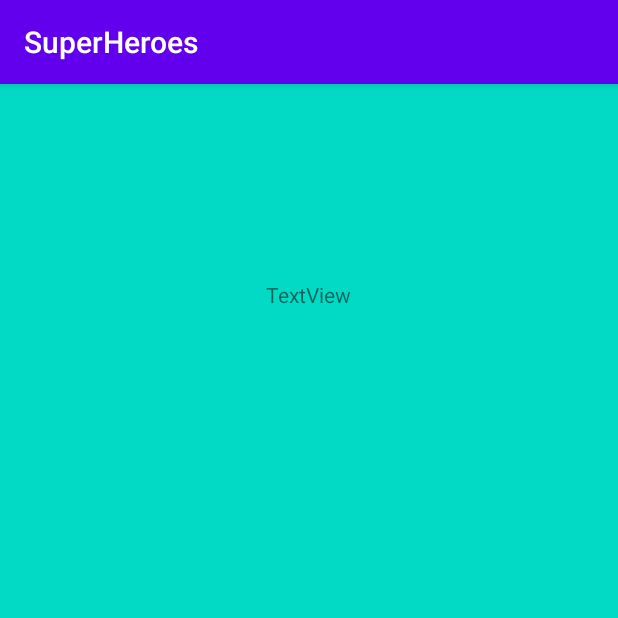
After one commit to AlejandroPerezGarcia/PruebaKotlin, an Android app: the fragment HeroeDetailFragment placed in its activity, on a phone screen of 412 x 824 dp, the top half of it. The commit adds this screen. Run offline under Robolectric (Android 15) with nearby library versions, the phone set to English and light mode, and no system bars; our stand-ins replace Picasso, Room's generated code; pictures from the network do not load.

Commit message:
Funcionado fragment

```diff
--- a/app/src/main/java/cl/desafiolatam/superheroes/view/AdapterHeroe.kt
+++ b/app/src/main/java/cl/desafiolatam/superheroes/view/AdapterHeroe.kt
@@ -1,8 +1,10 @@
 package cl.desafiolatam.superheroes.view
 
+import android.util.Log
 import android.view.LayoutInflater
 import android.view.View
 import android.view.ViewGroup
+import androidx.lifecycle.MutableLiveData
 import androidx.recyclerview.widget.RecyclerView
 import cl.desafiolatam.superheroes.R
 import cl.desafiolatam.superheroes.model.api.HeroeListMini
@@ -21,11 +23,21 @@ class AdapterHeroe (private var heroeDataset : MutableList<HeroeListMini>) :Recy
         return heroeDataset.size
     }
 
+    val heroeSelected = MutableLiveData<HeroeListMini>()
+
     override fun onBindViewHolder(holder: HeroeViewHolder, position: Int) {
         holder.textname.text = heroeDataset.get(position).name
         holder.textid.text = heroeDataset.get(position).id.toString()
         Picasso.get().load(heroeDataset.get(position).images_sm).into(holder.textView)
+
+        //funcion del click
+        holder.itemView.setOnClickListener{
+            Log.d("viewholder", "${heroeDataset.get(position)}")
+            heroeSelected.value = heroeDataset.get(position)
+        }
     }
+
+
 
     class HeroeViewHolder (itemView: View) : RecyclerView.ViewHolder(itemView){
 
--- /dev/null
+++ b/app/src/main/java/cl/desafiolatam/superheroes/view/HeroeDetailFragment.kt
@@ -0,0 +1,46 @@
+package cl.desafiolatam.superheroes.view
+
+import android.os.Bundle
+import androidx.fragment.app.Fragment
+import android.view.LayoutInflater
+import android.view.View
+import android.view.ViewGroup
+import cl.desafiolatam.superheroes.R
+
+
+private const val ARG_PARAM1 = "param1"
+private const val ARG_PARAM2 = "param2"
+
+
+class HeroeDetailFragment : Fragment() {
+    // TODO: Rename and change types of parameters
+    private var param1: String? = null
+    private var param2: String? = null
+
+    override fun onCreate(savedInstanceState: Bundle?) {
+        super.onCreate(savedInstanceState)
+        arguments?.let {
+            param1 = it.getString(ARG_PARAM1)
+            param2 = it.getString(ARG_PARAM2)
+        }
+    }
+
+    override fun onCreateView(
+        inflater: LayoutInflater, container: ViewGroup?,
+        savedInstanceState: Bundle?
+    ): View? {
+        // Inflate the layout for this fragment
+        return inflater.inflate(R.layout.fragment_heroe_detail, container, false)
+    }
+
+    companion object {
+
+        fun newInstance(param1: String, param2: String) =
+            HeroeDetailFragment().apply {
+                arguments = Bundle().apply {
+                    putString(ARG_PARAM1, param1)
+                    putString(ARG_PARAM2, param2)
+                }
+            }
+    }
+}
--- /dev/null
+++ b/app/src/main/java/cl/desafiolatam/superheroes/view/HeroeListFragment.kt
@@ -0,0 +1,75 @@
+package cl.desafiolatam.superheroes.view
+
+import android.os.Bundle
+import android.util.Log
+import android.view.LayoutInflater
+import android.view.View
+import android.view.ViewGroup
+import androidx.fragment.app.Fragment
+import androidx.fragment.app.activityViewModels
+import androidx.lifecycle.Observer
+import cl.desafiolatam.superheroes.R
+import cl.desafiolatam.superheroes.model.api.HeroeListMini
+import cl.desafiolatam.superheroes.viewmodel.HeroeViewModel
+import kotlinx.android.synthetic.main.fragment_heroe_list.*
+
+
+private const val ARG_PARAM1 = "param1"
+private const val ARG_PARAM2 = "param2"
+
+
+class HeroeListFragment : Fragment() {
+
+    private var param1: String? = null
+    private var param2: String? = null
+
+    private var heroList = ArrayList<HeroeListMini>()
+    private lateinit var adapter: AdapterHeroe
+    private lateinit var heroeViewModel : HeroeViewModel
+
+    override fun onCreate(savedInstanceState: Bundle?) {
+        super.onCreate(savedInstanceState)
+        arguments?.let {
+            param1 = it.getString(ARG_PARAM1)
+            param2 = it.getString(ARG_PARAM2)
+        }
+    }
+
+    override fun onCreateView(
+        inflater: LayoutInflater, container: ViewGroup?,
+        savedInstanceState: Bundle?
+    ): View? {
+        return inflater.inflate(R.layout.fragment_heroe_list, container, false)
+    }
+
+    companion object {
+
+       @JvmStatic fun newInstance(param1: String, param2: String) =
+            HeroeListFragment().apply {
+                arguments = Bundle().apply {
+                    putString(ARG_PARAM1, param1)
+                    putString(ARG_PARAM2, param2)
+                }
+            }
+    }
+
+    override fun onViewCreated(view: View, savedInstanceState: Bundle?) {
+        super.onViewCreated(view, savedInstanceState)
+        adapter = AdapterHeroe(heroList)
+        heroeRecycler.adapter = adapter
+        val heroeViewModel : HeroeViewModel by activityViewModels()
+
+        heroeViewModel.listHero.observe(viewLifecycleOwner, Observer {
+            adapter.updateItems(it)
+        })
+        adapter.heroeSelected.observe(viewLifecycleOwner, Observer {
+            Log.d("lifeCycleaOwner", "heroe selecionado $it")
+            requireActivity().supportFragmentManager.beginTransaction()
+                .replace(R.id.container_fragments,HeroeDetailFragment.newInstance("",""), "detail")
+                .addToBackStack("detail")
+                .commit()
+
+
+        })  }
+
+}
--- a/app/src/main/res/layout/activity_main.xml
+++ b/app/src/main/res/layout/activity_main.xml
@@ -7,19 +7,16 @@
     android:background="@color/colorAccent"
     tools:context=".view.MainActivity">
 
-    <androidx.recyclerview.widget.RecyclerView
-        android:id="@+id/heroeRecycler"
-        android:layout_width="0dp"
-        android:layout_height="0dp"
-        android:layout_marginStart="1dp"
-        android:layout_marginTop="1dp"
-        android:layout_marginEnd="1dp"
-        android:layout_marginBottom="1dp"
-        app:layoutManager="androidx.recyclerview.widget.GridLayoutManager"
-        app:layout_constraintBottom_toBottomOf="parent"
-        app:layout_constraintEnd_toEndOf="parent"
-        app:layout_constraintHorizontal_bias="0.0"
-        app:layout_constraintStart_toStartOf="parent"
-        app:layout_constraintTop_toTopOf="parent"
-        app:layout_constraintVertical_bias="0.0" />
-</androidx.constraintlayout.widget.ConstraintLayout>
+<androidx.fragment.app.FragmentContainerView
+    android:id="@+id/container_fragments"
+    android:layout_width="match_parent"
+    android:layout_height="match_parent"
+    app:layout_constraintBottom_toBottomOf="parent"
+    app:layout_constraintEnd_toEndOf="parent"
+    app:layout_constraintStart_toStartOf="parent"
+    app:layout_constraintTop_toTopOf="parent"
+    android:name="cl.desafiolatam.superheroes.view.HeroeListFragment"/>
+
+
+
+    </androidx.constraintlayout.widget.ConstraintLayout>
--- /dev/null
+++ b/app/src/main/res/layout/fragment_heroe_detail.xml
@@ -0,0 +1,37 @@
+<?xml version="1.0" encoding="utf-8"?>
+<androidx.constraintlayout.widget.ConstraintLayout xmlns:android="http://schemas.android.com/apk/res/android"
+    xmlns:app="http://schemas.android.com/apk/res-auto"
+    xmlns:tools="http://schemas.android.com/tools"
+    android:layout_width="match_parent"
+    android:layout_height="match_parent"
+    tools:context=".view.HeroeDetailFragment">
+
+
+    <ImageView
+        android:id="@+id/imageView"
+        android:layout_width="wrap_content"
+        android:layout_height="wrap_content"
+        android:layout_marginStart="143dp"
+        android:layout_marginTop="45dp"
+        android:layout_marginEnd="140dp"
+        android:layout_marginBottom="448dp"
+        app:layout_constraintBottom_toBottomOf="parent"
+        app:layout_constraintEnd_toEndOf="parent"
+        app:layout_constraintStart_toStartOf="parent"
+        app:layout_constraintTop_toBottomOf="@+id/textView2"
+        tools:src="@tools:sample/avatars" />
+
+    <TextView
+        android:id="@+id/textView2"
+        android:layout_width="wrap_content"
+        android:layout_height="wrap_content"
+        android:layout_marginStart="176dp"
+        android:layout_marginTop="91dp"
+        android:layout_marginEnd="177dp"
+        android:layout_marginBottom="45dp"
+        android:text="TextView"
+        app:layout_constraintBottom_toTopOf="@+id/imageView"
+        app:layout_constraintEnd_toEndOf="parent"
+        app:layout_constraintStart_toStartOf="parent"
+        app:layout_constraintTop_toTopOf="parent" />
+</androidx.constraintlayout.widget.ConstraintLayout>
--- a/app/src/main/res/values/strings.xml
+++ b/app/src/main/res/values/strings.xml
@@ -1,3 +1,5 @@
 <resources>
     <string name="app_name">SuperHeroes</string>
+    <!-- TODO: Remove or change this placeholder text -->
+    <string name="hello_blank_fragment">Hello blank fragment</string>
 </resources>
```
Also changed, not shown: app/build.gradle (+14 -0 lines), app/src/main/java/cl/desafiolatam/superheroes/view/MainActivity.kt (+1 -20 lines), app/src/main/res/layout/fragment_heroe_list.xml (added, +21 -0 lines).
